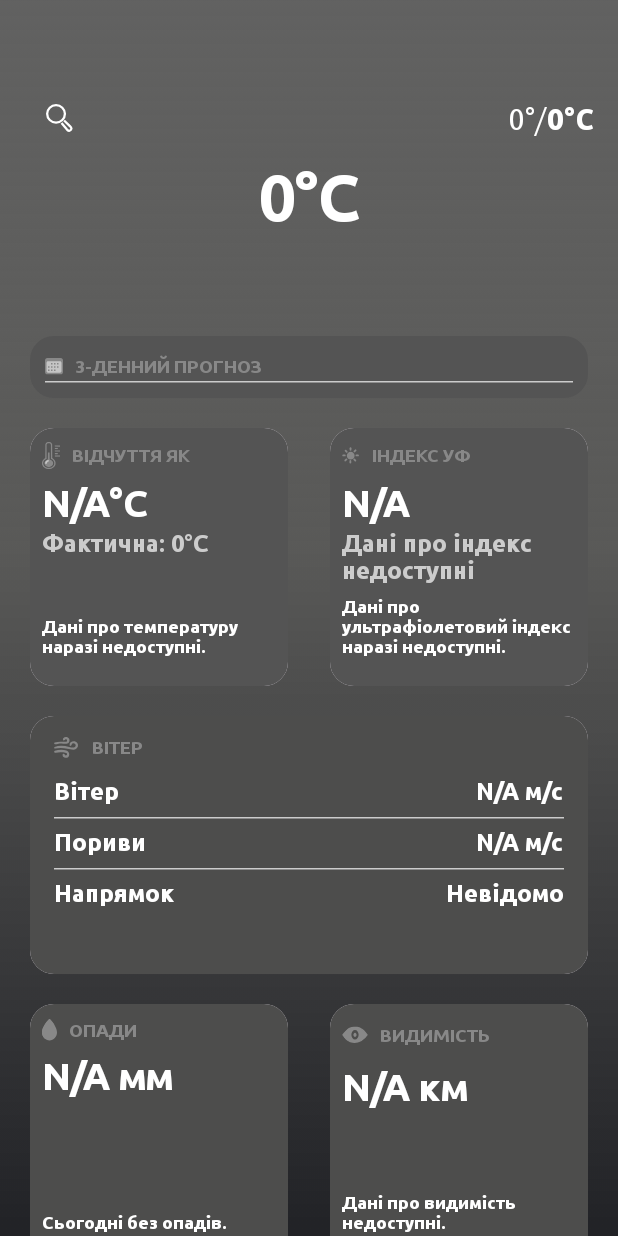
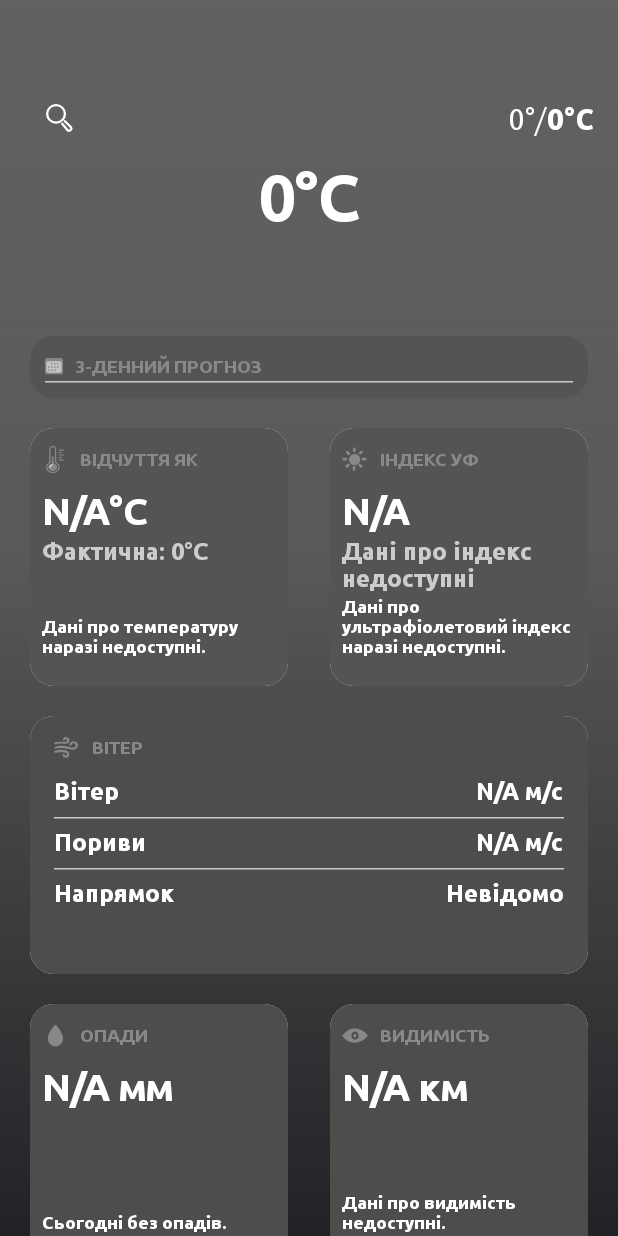
Before and after one commit to tlesiv/Weatherkk, an Android app built with Jetpack Compose: the screen it shows after launch (MainActivity), on a phone screen of 412 x 824 dp. Run offline under Robolectric (Android 15) with nearby library versions, the phone set to English and light mode, and no system bars; our stand-ins replace Volley; network calls fail; pictures from the network do not load.

Commit message:
Опис змін

```diff
--- a/app/src/main/java/com/example/weather/WeatherCards.kt
+++ b/app/src/main/java/com/example/weather/WeatherCards.kt
@@ -61,6 +61,11 @@ fun WeatherCards(item: WeatherModel) {
                                 verticalAlignment = Alignment.CenterVertically,
                                 modifier = Modifier.padding(bottom = 8.dp)
                             ) {
+                                Box(
+                                    modifier = Modifier
+                                        .size(25.dp),
+                                    contentAlignment = Alignment.Center
+                                ) {
                                     Image(
                                         painter = painterResource(id = R.drawable.temperature),
                                         contentDescription = null,
@@ -68,6 +73,7 @@ fun WeatherCards(item: WeatherModel) {
                                             .size(20.dp)
                                             .padding(end = 8.dp)
                                     )
+                                }
 
                                 Text(
                                     text = "ВІДЧУТТЯ ЯК",
@@ -144,13 +150,20 @@ fun WeatherCards(item: WeatherModel) {
                                 verticalAlignment = Alignment.CenterVertically,
                                 modifier = Modifier.padding(bottom = 8.dp)
                             ) {
+
+                                Box(
+                                    modifier = Modifier
+                                        .size(25.dp),
+                                    contentAlignment = Alignment.Center
+                                ) {
                                     Image(
                                         painter = painterResource(id = R.drawable.uv_sun2),
                                         contentDescription = null,
                                         modifier = Modifier
-                                        .size(20.dp)//або 25
+                                            .size(25.dp)//або 25
                                             .padding(end = 8.dp)
                                     )
+                                }
 
                                 Text(
                                     text = "ІНДЕКС УФ",
@@ -441,6 +454,12 @@ fun WeatherCards(item: WeatherModel) {
                                 verticalAlignment = Alignment.CenterVertically,
                                 modifier = Modifier.padding(bottom = 8.dp)
                             ) {
+
+                                Box(
+                                    modifier = Modifier
+                                        .size(25.dp),
+                                    contentAlignment = Alignment.Center
+                                ) {
                                     Image(
                                         painter = painterResource(id = R.drawable.water_drop),
                                         contentDescription = null,
@@ -448,6 +467,7 @@ fun WeatherCards(item: WeatherModel) {
                                             .size(18.dp)
                                             .padding(end = 8.dp)
                                     )
+                                }
 
                                 Text(
                                     text = "ОПАДИ",
@@ -502,13 +522,20 @@ fun WeatherCards(item: WeatherModel) {
                                 verticalAlignment = Alignment.CenterVertically,
                                 modifier = Modifier.padding(bottom = 8.dp)
                             ) {
+
+                                Box(
+                                    modifier = Modifier
+                                        .size(25.dp),
+                                    contentAlignment = Alignment.Center
+                                ) {
                                     Image(
                                         painter = painterResource(id = R.drawable.visibility),
                                         contentDescription = null,
                                         modifier = Modifier
-                                        .size(25.dp)
+                                            .size(28.dp)
                                             .padding(end = 8.dp)
                                     )
+                                }
 
                                 Text(
                                     text = "ВИДИМІСТЬ",
@@ -578,13 +605,20 @@ fun WeatherCards(item: WeatherModel) {
                                 verticalAlignment = Alignment.CenterVertically,
                                 modifier = Modifier.padding(bottom = 8.dp)
                             ) {
+
+                                Box(
+                                    modifier = Modifier
+                                        .size(25.dp),
+                                    contentAlignment = Alignment.Center
+                                ) {
                                     Image(
-                                    painter = painterResource(id = R.drawable.ttt),
+                                        painter = painterResource(id = R.drawable.pressure),
                                         contentDescription = null,
                                         modifier = Modifier
-                                        .size(20.dp)
+                                            .size(22.dp)
                                             .padding(end = 8.dp)
                                     )
+                                }
 
                                 Text(
                                     text = "ТИСК",
@@ -607,7 +641,7 @@ fun WeatherCards(item: WeatherModel) {
 
 
                         Text(
-                            text = "XXX",
+                            text = "",
                             fontSize = 12.sp,
                             color = Color.White,
                             fontFamily = ubuntuBold,
@@ -639,13 +673,20 @@ fun WeatherCards(item: WeatherModel) {
                                 verticalAlignment = Alignment.CenterVertically,
                                 modifier = Modifier.padding(bottom = 8.dp)
                             ) {
+
+                                Box(
+                                    modifier = Modifier
+                                        .size(25.dp),
+                                    contentAlignment = Alignment.Center
+                                ) {
                                     Image(
-                                    painter = painterResource(id = R.drawable.wind_test),
+                                        painter = painterResource(id = R.drawable.humidity),
                                         contentDescription = null,
                                         modifier = Modifier
                                             .size(25.dp)
                                             .padding(end = 8.dp)
                                     )
+                                }
 
                                 Text(
                                     text = "ВОЛОГІСТЬ",
--- /dev/null
+++ b/app/src/main/res/drawable/humidity.xml
@@ -0,0 +1,26 @@
+<vector xmlns:android="http://schemas.android.com/apk/res/android"
+    android:width="13dp"
+    android:height="9dp"
+    android:viewportWidth="13"
+    android:viewportHeight="9">
+  <path
+      android:pathData="M9.364,3.546C8.656,4.565 8.06,5.46 7.903,5.742C7.245,6.925 8.07,8.338 9.555,8.574C10.456,8.717 11.441,8.264 11.858,7.516C12.18,6.939 12.181,6.325 11.861,5.688C11.746,5.458 10.059,2.974 9.92,2.829C9.902,2.81 9.652,3.133 9.364,3.546Z"
+      android:strokeWidth="0.06"
+      android:fillColor="#888888"
+      android:strokeColor="#888888"/>
+  <path
+      android:pathData="M7.746,1.024C6.714,1.142 6.206,1.338 4.894,2.126C4.01,2.656 3.734,2.758 3.176,2.758C2.675,2.758 2.316,2.647 1.802,2.334C1.613,2.218 1.402,2.123 1.334,2.123C1.179,2.123 1,2.281 1,2.417C1,2.648 1.766,3.116 2.442,3.298C2.837,3.404 3.551,3.408 3.914,3.307C4.305,3.197 4.671,3.017 5.376,2.587C6.801,1.717 7.803,1.486 9.273,1.688C9.727,1.75 9.766,1.749 9.863,1.669C10.011,1.547 10.003,1.286 9.85,1.198C9.596,1.052 8.381,0.952 7.746,1.024Z"
+      android:strokeWidth="0.06"
+      android:fillColor="#888888"
+      android:strokeColor="#888888"/>
+  <path
+      android:pathData="M7.299,3.391C6.516,3.546 5.919,3.799 4.97,4.378C3.913,5.024 3.48,5.157 2.822,5.039C2.485,4.979 1.94,4.75 1.632,4.54C1.406,4.386 1.262,4.384 1.108,4.533C0.899,4.736 1.007,4.92 1.5,5.208C2.353,5.705 3.294,5.824 4.124,5.54C4.472,5.42 4.612,5.346 5.452,4.837C6.535,4.18 7.096,3.989 8.057,3.951L8.689,3.927L8.883,3.654C8.989,3.504 9.076,3.367 9.076,3.35C9.076,3.29 7.639,3.324 7.299,3.391Z"
+      android:strokeWidth="0.06"
+      android:fillColor="#888888"
+      android:strokeColor="#888888"/>
+  <path
+      android:pathData="M6.979,5.758C6.435,5.888 5.773,6.196 4.883,6.733C3.98,7.279 3.606,7.407 3.047,7.365C2.62,7.332 2.158,7.168 1.737,6.899C1.386,6.674 1.223,6.669 1.074,6.878C0.943,7.059 1.016,7.198 1.353,7.413C1.782,7.685 2.052,7.801 2.507,7.907C3.466,8.131 4.069,7.983 5.327,7.216C6.034,6.785 6.549,6.535 7.013,6.399C7.25,6.329 7.287,6.301 7.315,6.166C7.332,6.081 7.391,5.932 7.445,5.835C7.565,5.622 7.555,5.62 6.979,5.758Z"
+      android:strokeWidth="0.06"
+      android:fillColor="#888888"
+      android:strokeColor="#888888"/>
+</vector>
--- /dev/null
+++ b/app/src/main/res/drawable/pressure.xml
@@ -0,0 +1,21 @@
+<vector xmlns:android="http://schemas.android.com/apk/res/android"
+    android:width="11dp"
+    android:height="13dp"
+    android:viewportWidth="11"
+    android:viewportHeight="12">
+  <path
+      android:pathData="M5.57,0.019C5.436,0.064 5.441,0.02 5.439,1.408V2.703L4.938,2.706L4.439,2.711L5.062,3.36C5.405,3.717 5.689,4.01 5.697,4.01C5.705,4.01 5.991,3.717 6.332,3.36L6.955,2.711L6.456,2.706L5.955,2.703V1.412C5.955,0.447 5.947,0.112 5.924,0.083C5.867,0.008 5.697,-0.023 5.57,0.019Z"
+      android:fillColor="#888888"/>
+  <path
+      android:pathData="M0.358,3.831C0.233,3.923 0.216,4.161 0.327,4.29C0.375,4.345 0.459,4.38 0.836,4.492C2.56,5.011 4.277,5.234 6.071,5.172C7.461,5.125 8.822,4.899 10.169,4.492C10.552,4.375 10.622,4.345 10.674,4.286C10.828,4.099 10.723,3.784 10.507,3.784C10.474,3.784 10.262,3.838 10.037,3.908C7.047,4.805 3.941,4.805 0.962,3.908C0.737,3.838 0.523,3.784 0.488,3.784C0.451,3.784 0.393,3.806 0.358,3.831Z"
+      android:fillColor="#888888"/>
+  <path
+      android:pathData="M0.137,6.027C0.056,6.077 0,6.186 0,6.293C0,6.4 0.056,6.511 0.137,6.559C0.177,6.583 1.329,6.591 5.514,6.591H10.839L10.903,6.529C11.028,6.402 11.032,6.201 10.914,6.067L10.86,6.007L5.525,6.002C1.314,5.997 0.177,6.002 0.137,6.027Z"
+      android:fillColor="#888888"/>
+  <path
+      android:pathData="M4.561,7.426C4.528,7.431 4.336,7.445 4.138,7.46C3.094,7.542 1.842,7.783 0.79,8.106C0.459,8.208 0.372,8.243 0.325,8.298C0.17,8.476 0.275,8.802 0.49,8.802C0.527,8.802 0.739,8.747 0.963,8.68C3.939,7.781 7.063,7.781 10.032,8.68C10.256,8.747 10.466,8.802 10.501,8.802C10.72,8.802 10.827,8.489 10.672,8.303C10.623,8.24 10.553,8.213 10.209,8.106C9.093,7.766 7.96,7.55 6.754,7.448C6.424,7.421 4.748,7.403 4.561,7.426Z"
+      android:fillColor="#888888"/>
+  <path
+      android:pathData="M5.062,9.64L4.439,10.289L4.938,10.293L5.439,10.297V11.589C5.439,12.676 5.444,12.886 5.475,12.923C5.565,13.026 5.829,13.026 5.919,12.923C5.95,12.886 5.955,12.676 5.955,11.589V10.297L6.456,10.293L6.955,10.289L6.332,9.64C5.989,9.283 5.705,8.99 5.697,8.99C5.689,8.99 5.402,9.283 5.062,9.64Z"
+      android:fillColor="#888888"/>
+</vector>
--- a/app/src/main/res/drawable/ttt.xml
+++ /dev/null
@@ -1,21 +0,0 @@
-<vector xmlns:android="http://schemas.android.com/apk/res/android"
-    android:width="14dp"
-    android:height="21dp"
-    android:viewportWidth="13"
-    android:viewportHeight="22">
-  <path
-      android:pathData="M6.274,0.031C6.123,0.107 6.129,0.034 6.126,2.349V4.51L5.561,4.515L5,4.523L5.701,5.605C6.088,6.202 6.408,6.69 6.417,6.69C6.425,6.69 6.748,6.202 7.132,5.605L7.833,4.523L7.272,4.515L6.708,4.51V2.357C6.708,0.745 6.699,0.187 6.673,0.138C6.609,0.013 6.417,-0.039 6.274,0.031Z"
-      android:fillColor="#888888"/>
-  <path
-      android:pathData="M0.403,6.392C0.262,6.545 0.243,6.943 0.369,7.158C0.422,7.25 0.517,7.308 0.941,7.494C2.883,8.361 4.818,8.734 6.838,8.63C8.404,8.551 9.937,8.174 11.454,7.494C11.885,7.299 11.964,7.25 12.022,7.15C12.196,6.839 12.078,6.313 11.834,6.313C11.797,6.313 11.558,6.404 11.305,6.52C7.937,8.016 4.439,8.016 1.083,6.52C0.83,6.404 0.589,6.313 0.549,6.313C0.508,6.313 0.443,6.35 0.403,6.392Z"
-      android:fillColor="#888888"/>
-  <path
-      android:pathData="M0.155,10.056C0.063,10.139 0,10.321 0,10.499C0,10.677 0.063,10.864 0.155,10.943C0.199,10.984 1.497,10.997 6.211,10.997H12.209L12.281,10.893C12.422,10.682 12.427,10.346 12.293,10.122L12.232,10.023L6.223,10.014C1.48,10.006 0.199,10.014 0.155,10.056Z"
-      android:fillColor="#888888"/>
-  <path
-      android:pathData="M5.137,12.389C5.1,12.398 4.884,12.422 4.661,12.447C3.485,12.584 2.075,12.986 0.89,13.525C0.517,13.695 0.419,13.753 0.366,13.844C0.192,14.143 0.31,14.686 0.551,14.686C0.593,14.686 0.832,14.594 1.085,14.482C4.436,12.982 7.955,12.982 11.3,14.482C11.552,14.594 11.789,14.686 11.828,14.686C12.074,14.686 12.195,14.163 12.021,13.852C11.965,13.749 11.886,13.703 11.499,13.525C10.242,12.957 8.966,12.597 7.607,12.427C7.236,12.381 5.348,12.352 5.137,12.389Z"
-      android:fillColor="#888888"/>
-  <path
-      android:pathData="M5.701,16.084L5,17.166L5.561,17.174L6.126,17.179V19.336C6.126,21.149 6.132,21.499 6.167,21.562C6.268,21.733 6.565,21.733 6.667,21.562C6.702,21.499 6.708,21.149 6.708,19.336V17.179L7.272,17.174L7.833,17.166L7.132,16.084C6.745,15.488 6.425,15 6.417,15C6.408,15 6.085,15.488 5.701,16.084Z"
-      android:fillColor="#888888"/>
-</vector>
--- a/app/src/main/res/drawable/visibility.xml
+++ b/app/src/main/res/drawable/visibility.xml
@@ -1,5 +1,5 @@
 <vector xmlns:android="http://schemas.android.com/apk/res/android"
-    android:width="25dp"
+    android:width="29dp"
     android:height="17dp"
     android:viewportWidth="25"
     android:viewportHeight="13">
--- a/build.gradle.kts
+++ b/build.gradle.kts
@@ -5,6 +5,6 @@ plugins {
 
 buildscript {
     dependencies {
-        classpath("com.android.tools.build:gradle:8.9.0-alpha09")
+        classpath("com.android.tools.build:gradle:8.10.0-alpha02")
     }
 }
```
Lines whose indentation alone changed are shown as unchanged.
